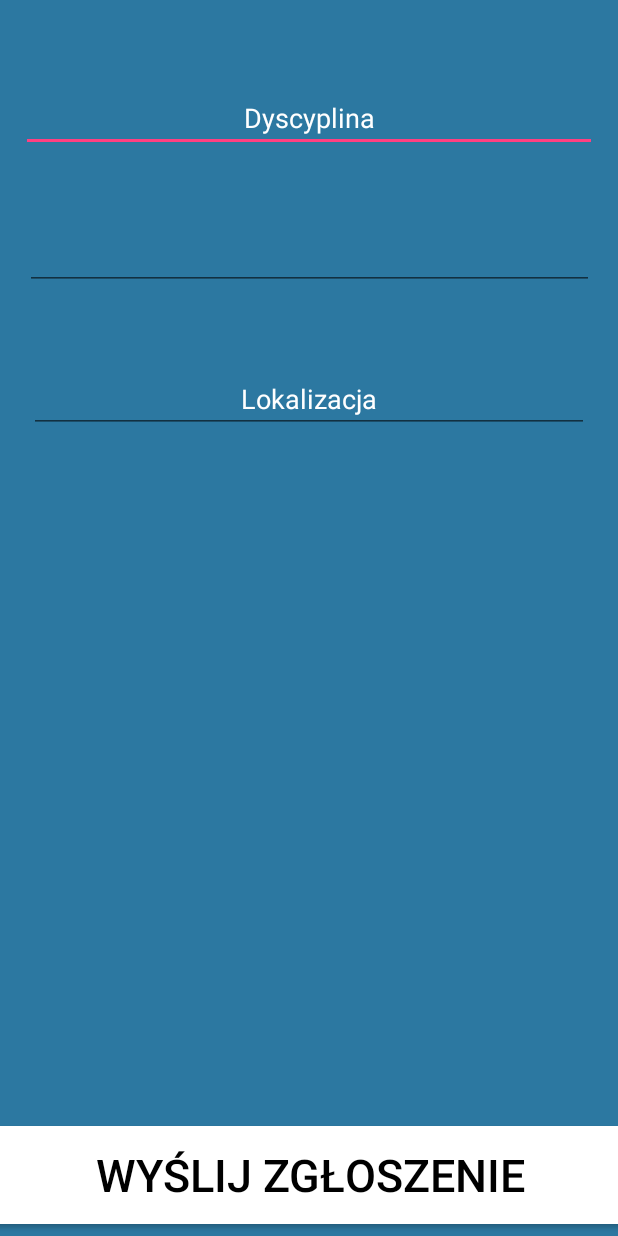
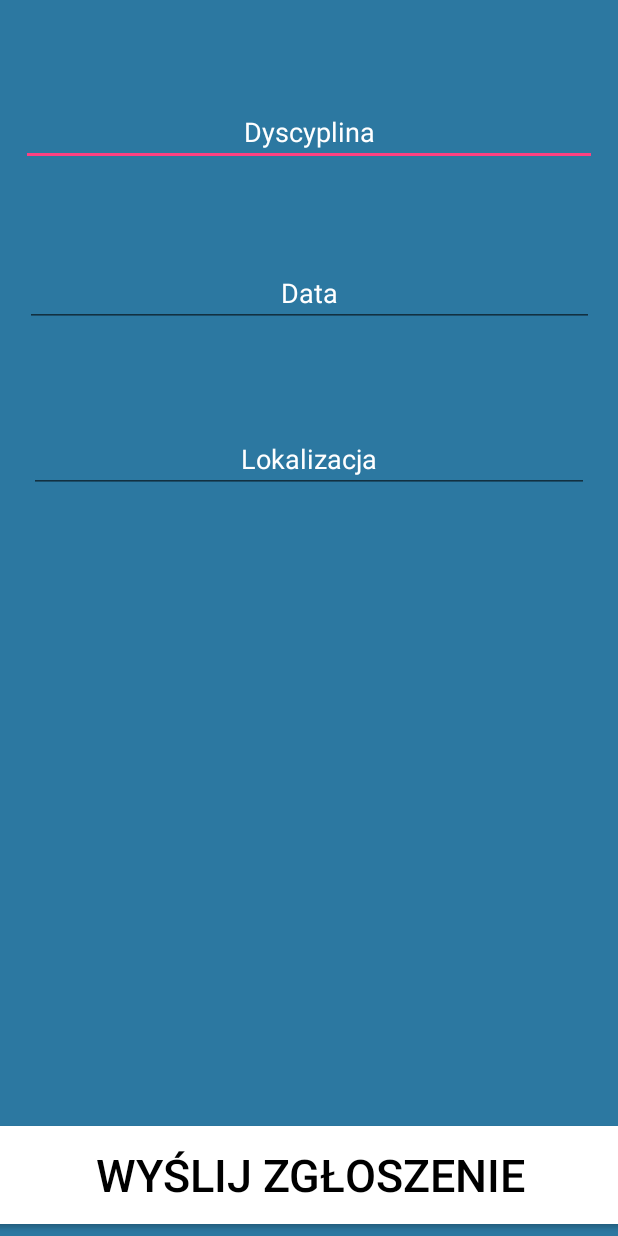
Before and after one commit to Yanitrix/hackathon, an Android app: the AddingActivity screen opened directly, with no data from a screen before it, on a phone screen of 412 x 824 dp. Run offline under Robolectric (Android 15) with nearby library versions, the phone set to English and light mode, and no system bars.

Commit message:
Funny Commit

```diff
--- a/app/src/main/res/layout/activity_adding.xml
+++ b/app/src/main/res/layout/activity_adding.xml
@@ -28,7 +28,7 @@
         android:layout_height="wrap_content"
         android:layout_marginEnd="8dp"
         android:layout_marginStart="8dp"
-        android:layout_marginTop="56dp"
+        android:layout_marginTop="65dp"
         android:ems="10"
         android:gravity="center_horizontal"
         android:hint="Dyscyplina"
@@ -44,9 +44,12 @@
         android:layout_height="42dp"
         android:layout_marginEnd="8dp"
         android:layout_marginStart="8dp"
-        android:layout_marginTop="50dp"
+        android:layout_marginTop="65dp"
         android:ems="10"
+        android:gravity="center_horizontal"
+        android:hint="Data"
         android:inputType="date"
+        android:textColorHint="#FFFFFF"
         app:layout_constraintEnd_toEndOf="parent"
         app:layout_constraintStart_toStartOf="parent"
         app:layout_constraintTop_toBottomOf="@+id/editText3" />
@@ -57,7 +60,7 @@
         android:layout_height="wrap_content"
         android:layout_marginLeft="8dp"
         android:layout_marginRight="8dp"
-        android:layout_marginTop="50dp"
+        android:layout_marginTop="65dp"
         android:ems="10"
         android:gravity="center_horizontal"
         android:hint="Lokalizacja"
--- a/app/src/main/res/layout/activity_sport.xml
+++ b/app/src/main/res/layout/activity_sport.xml
@@ -10,10 +10,10 @@
         android:id="@+id/floatingActionButton"
         android:layout_width="wrap_content"
         android:layout_height="wrap_content"
-        android:layout_marginBottom="30dp"
-        android:layout_marginEnd="30dp"
+        android:layout_marginBottom="15dp"
+        android:layout_marginEnd="15dp"
         android:clickable="true"
-        app:backgroundTint="@android:color/holo_blue_light"
+        app:backgroundTint="#FFFFFF"
         app:layout_constraintBottom_toBottomOf="parent"
         app:layout_constraintEnd_toEndOf="parent"
         app:rippleColor="#FFFFFF"
```
